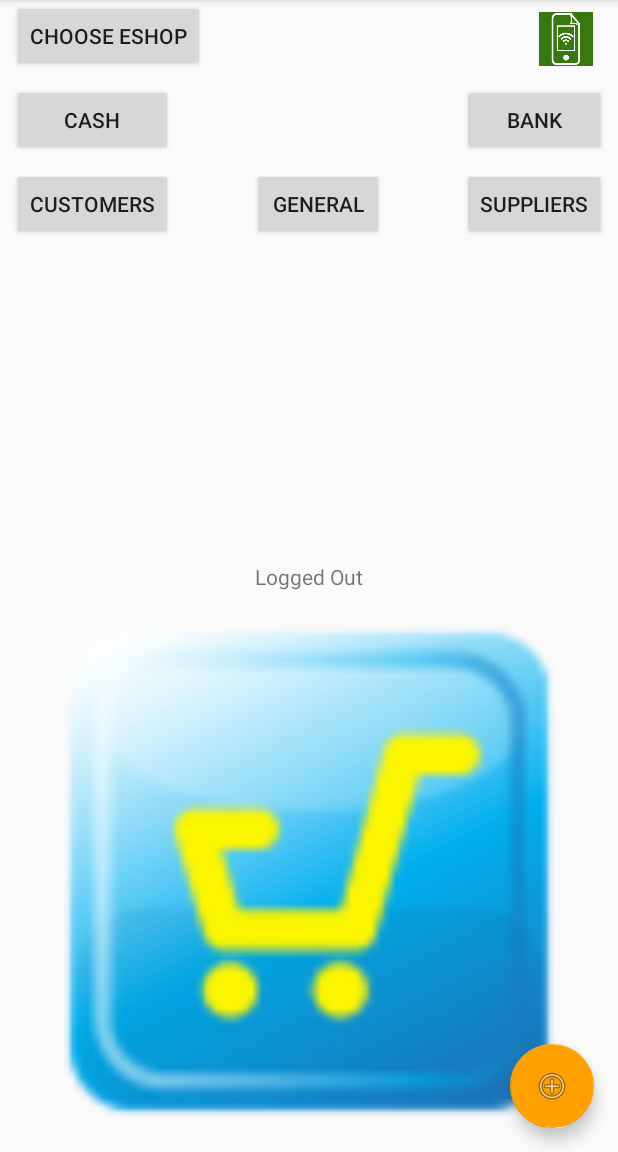
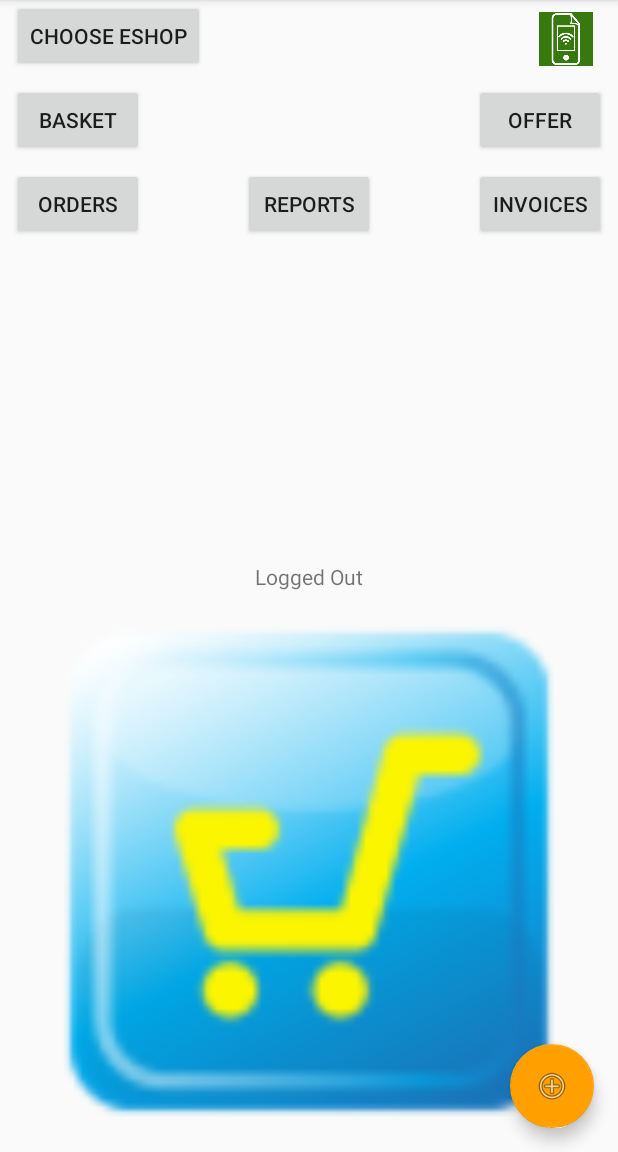
Before and after one commit to eurosecom/samshopersung, an Android app: the screen it shows after launch (MainShopperActivity), on a phone screen of 412 x 824 dp, the part 84-1236 px from its top. Run offline under Robolectric (Android 15) with nearby library versions, the phone set to English and light mode, and no system bars; our stand-ins replace Dagger/Hilt's generated code, Firebase (no records; nobody signed in at launch, a user with empty details on screens opened directly), Room's generated code; libraries missing offline, so code that uses them is left out: android.arch.persistence, co.zsmb.materialdrawerkt, com.mikepenz.materialdrawer, io.realm, retrofit2.adapter.rxjava and 4 more; 7 statements that could not run were skipped.

Commit message:
MainShopperActivity.kt
#1
- edited button description

```diff
--- a/app/src/main/res/layout/mainshopper_content.xml
+++ b/app/src/main/res/layout/mainshopper_content.xml
@@ -32,7 +32,7 @@
         android:layout_height="wrap_content"
         android:layout_marginStart="8dp"
         android:layout_marginTop="8dp"
-        android:text="@string/popisbtnpokl"
+        android:text="@string/basket"
         app:layout_constraintEnd_toEndOf="@+id/button3"
         app:layout_constraintStart_toStartOf="parent"
         app:layout_constraintTop_toBottomOf="@+id/buttonFir" />
@@ -41,7 +41,7 @@
         android:id="@+id/button2"
         android:layout_width="0dp"
         android:layout_height="wrap_content"
-        android:text="@string/popisbtnbanka"
+        android:text="@string/offer"
         app:layout_constraintEnd_toEndOf="parent"
         app:layout_constraintStart_toStartOf="@+id/button4"
         android:layout_marginEnd="8dp"
@@ -52,7 +52,7 @@
         android:id="@+id/button3"
         android:layout_width="0dp"
         android:layout_height="wrap_content"
-        android:text="@string/popisbtnodb1"
+        android:text="@string/orders"
         app:layout_constraintStart_toStartOf="parent"
         android:layout_marginTop="8dp"
         android:layout_marginStart="8dp"
@@ -62,7 +62,7 @@
         android:id="@+id/button4"
         android:layout_width="0dp"
         android:layout_height="wrap_content"
-        android:text="@string/popisbtndod1"
+        android:text="@string/invoices"
         android:layout_marginTop="8dp"
         app:layout_constraintTop_toBottomOf="@+id/button2"
         android:layout_marginEnd="8dp"
@@ -132,7 +132,7 @@
         android:layout_height="wrap_content"
         android:layout_marginEnd="8dp"
         android:layout_marginStart="8dp"
-        android:text="@string/popisbtngen"
+        android:text="@string/reports"
         app:layout_constraintEnd_toStartOf="@+id/button4"
         app:layout_constraintStart_toEndOf="@+id/button3"
         android:layout_marginTop="8dp"
--- a/app/src/main/res/values/strings.xml
+++ b/app/src/main/res/values/strings.xml
@@ -39,6 +39,11 @@
     <string name="nologin">You have to logout before to choose Server.</string>
     <string name="action_nologin">You have to logout.</string>
     <string name="resetpass_title">Reset password</string>
+    <string name="orders">Orders</string>
+    <string name="invoices">Invoices</string>
+    <string name="basket">Basket</string>
+    <string name="reports">Reports</string>
+    <string name="offer">Offer</string>
 
 
     //firebase auth
```
Also changed, not shown: 1 other file.
